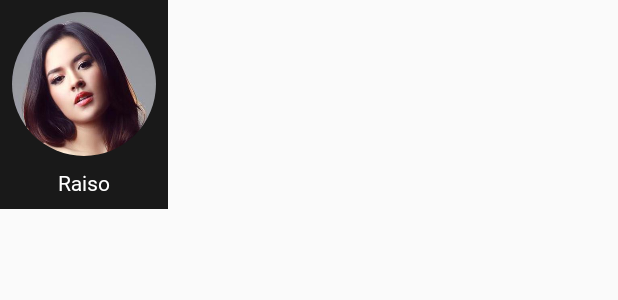
After one commit to andrea-akasia/demajors-android, an Android app: the layout view_item_artist.xml on its own in the app's theme, with its tools: preview values and no code run, on a phone screen of 412 x 824 dp. The commit adds this screen. Shown: the top 300 px of the screen. Run offline under Robolectric (Android 15) with nearby library versions, the phone set to English and light mode, and no system bars.

Commit message:
setup list artist

```diff
--- a/app/build.gradle
+++ b/app/build.gradle
@@ -153,4 +153,5 @@ dependencies {
     api 'tk.zielony:carbon:0.16.0.1'
 
     implementation 'com.tbuonomo:dotsindicator:4.2'
+    implementation 'de.hdodenhof:circleimageview:3.1.0'
 }
--- a/app/src/main/java/com/demajors/demajorsapp/feature/home/HomeFragment.kt
+++ b/app/src/main/java/com/demajors/demajorsapp/feature/home/HomeFragment.kt
@@ -11,6 +11,7 @@ import com.demajors.demajorsapp.feature.home.adapter.BannerAdapter
 import com.demajors.demajorsapp.feature.home.adapter.BestSellerAdapter
 import com.demajors.demajorsapp.feature.home.adapter.NowPLayingAdapter
 import com.demajors.demajorsapp.feature.home.adapter.RecommendationAdapter
+import com.demajors.demajorsapp.feature.home.adapter.ArtistAdapter
 
 class HomeFragment : BaseFragment<HomeViewModel>() {
     override val viewModelClass: Class<HomeViewModel> = HomeViewModel::class.java
@@ -48,6 +49,9 @@ class HomeFragment : BaseFragment<HomeViewModel>() {
 
             ui.rvRecommendations.layoutManager = LinearLayoutManager(activity, LinearLayoutManager.HORIZONTAL, false)
             ui.rvRecommendations.adapter = RecommendationAdapter(viewModel.getDummyHomeItems())
+
+            ui.rvArtist.layoutManager = LinearLayoutManager(activity, LinearLayoutManager.HORIZONTAL, false)
+            ui.rvArtist.adapter = ArtistAdapter(viewModel.getDummyArtistItems())
         }
     }
 }
--- /dev/null
+++ b/app/src/main/java/com/demajors/demajorsapp/model/home/ArtistItem.kt
@@ -0,0 +1,5 @@
+package com.demajors.demajorsapp.model.home
+
+data class ArtistItem(
+    var thumbnail: String = ""
+)
--- /dev/null
+++ b/app/src/main/res/layout/view_item_artist.xml
@@ -0,0 +1,34 @@
+<?xml version="1.0" encoding="utf-8"?>
+<androidx.constraintlayout.widget.ConstraintLayout
+    xmlns:android="http://schemas.android.com/apk/res/android"
+    xmlns:app="http://schemas.android.com/apk/res-auto"
+    xmlns:tools="http://schemas.android.com/tools"
+    android:layout_width="wrap_content"
+    android:layout_height="wrap_content"
+    android:background="@color/colorPrimary"
+    android:padding="@dimen/_6sdp">
+
+    <de.hdodenhof.circleimageview.CircleImageView
+        android:id="@+id/img"
+        android:layout_width="96dp"
+        android:layout_height="96dp"
+        android:src="@drawable/sample_image_artist_1"
+        app:layout_constraintEnd_toEndOf="parent"
+        app:layout_constraintStart_toStartOf="parent"
+        app:layout_constraintTop_toTopOf="parent" />
+
+    <TextView
+        android:id="@+id/value_name"
+        android:layout_width="0dp"
+        android:layout_height="wrap_content"
+        android:layout_marginTop="@dimen/_6sdp"
+        android:fontFamily="@font/roboto_400"
+        android:gravity="center_horizontal"
+        android:text="Raiso"
+        android:textColor="#FFFFFF"
+        android:textSize="14sp"
+        app:layout_constraintEnd_toEndOf="@+id/img"
+        app:layout_constraintStart_toStartOf="@+id/img"
+        app:layout_constraintTop_toBottomOf="@+id/img" />
+
+</androidx.constraintlayout.widget.ConstraintLayout>
```
Also changed, not shown: app/src/main/java/com/demajors/demajorsapp/feature/home/HomeViewModel.kt (+16 -0 lines), app/src/main/java/com/demajors/demajorsapp/feature/home/adapter/ArtistAdapter.kt (added, +26 -0 lines), app/src/main/res/layout/fragment_home.xml (+55 -0 lines), app/src/main/res/drawable/sample_image_artist_1.jpg (added).
